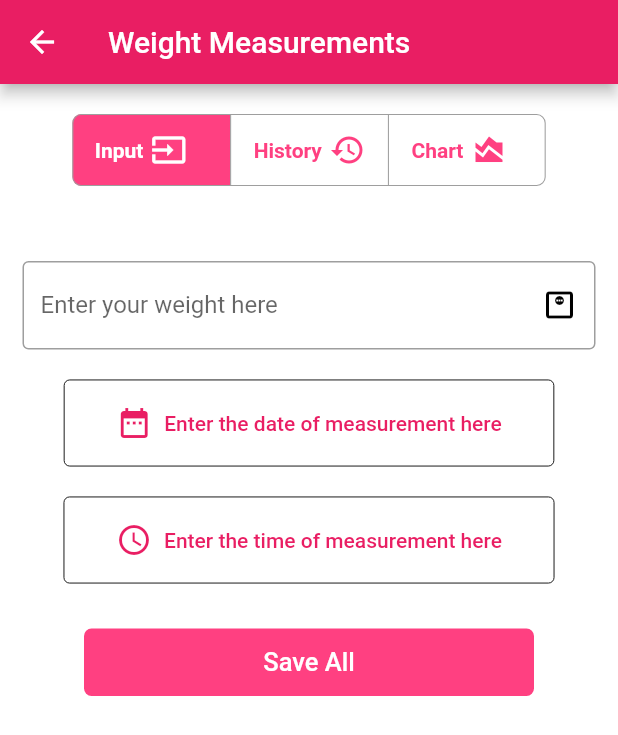
After one commit to oussama379/MyPregnancy_App_Flutter_Offic, a Flutter app: the MeasurementsPage screen opened by its route, after a tap on "Weight", on a phone screen of 412 x 824 dp. The commit adds this screen. Shown: the top 735 px of the screen. Run offline on Flutter 3.47's test engine with Material 2 defaults, Android fonts, the phone set to English and light mode, and no system bars; drawn by our look-alikes of material_segmented_control; our stand-ins replace accordion, connectivity_plus, firebase_auth, firebase_core, firebase_database, flutter_datetime_picker and 5 more; missing offline and left inert: dart:ffi, ff_navigation_bar, flutter_email_sender, flutter_rounded_date_picker, nice_button; accounts and stored records are empty; Roboto replaces fonts that are missing (Sunflower).

Commit message:
Fixes : Weight Measurements Input Tab (Done)

```diff
--- a/lib/locator.dart
+++ b/lib/locator.dart
@@ -7,6 +7,7 @@ import 'package:ma_grossesse/ui/pages/information/repo/monthRepo.dart';
 import 'package:ma_grossesse/ui/pages/login/loginServices.dart';
 import 'package:ma_grossesse/ui/pages/passwordAuth/passwordAuthServices.dart';
 import 'package:ma_grossesse/ui/pages/phr/repo/phrRepo.dart';
+import 'package:ma_grossesse/ui/pages/weightMeasurments/weightRepo.dart';
 import 'package:ma_grossesse/ui/shared/toasts.dart';
 
 final locator  = GetIt.instance;
@@ -19,5 +20,5 @@ void setupDependencyInjection(){
   locator.registerLazySingleton<MonthDao>(() => MonthDao());
   locator.registerLazySingleton<PhrDao>(() => PhrDao());
   locator.registerLazySingleton<HomeServices>(() => HomeServices());
-
+  locator.registerLazySingleton<WeightRepo>(() => WeightRepo());
 }
--- a/lib/main.dart
+++ b/lib/main.dart
@@ -15,11 +15,13 @@ import 'package:ma_grossesse/ui/pages/info.page.dart';
 import 'package:ma_grossesse/ui/pages/info.page2.dart';
 import 'package:ma_grossesse/ui/pages/lastPeriod.page.dart';
 import 'package:ma_grossesse/ui/pages/login.page.dart';
+import 'package:ma_grossesse/ui/pages/measurements.page.dart';
 import 'package:ma_grossesse/ui/pages/passwordAuth.page.dart';
 import 'package:ma_grossesse/ui/pages/phr.page.dart';
 import 'package:ma_grossesse/ui/pages/privacyPolicy.page.dart';
 import 'package:ma_grossesse/ui/pages/recoverPassword.page.dart';
 import 'package:ma_grossesse/ui/pages/settings.page.dart';
+import 'package:ma_grossesse/ui/pages/weightMeasurements.page.dart';
 import 'package:ma_grossesse/ui/sharedServices/checkInternetConnection.dart';
 import './theme/custom_theme.dart';
 import 'package:flutter/services.dart';
@@ -107,6 +109,8 @@ class _MyAppState extends State<MyApp>{
         '/infoPagePage2' : (context) => InfoPage2(),
         '/pHRPage' : (context) => PHRPage(),
         '/lastPeriod' : (context) => LastPeriod(),
+        '/measurements' : (context) => MeasurementsPage(),
+        '/weightMeasurements' : (context) => WeightMeasure(),
       },
       //TODO to be change to route
       initialRoute: route,
--- a/lib/ui/pages/home/widgets/bottomBar.home.dart
+++ b/lib/ui/pages/home/widgets/bottomBar.home.dart
@@ -16,9 +16,13 @@ class _HomeBottomBarState extends State<HomeBottomBar> {
   final _preferencesService = locator.get<PreferencesService>();
   int selectedIndex = 0;
   @override
+
+
+
   Widget build(BuildContext context) {
     return FFNavigationBar(
       theme: FFNavigationBarTheme(
+        //itemWidth: 40.0,
         barBackgroundColor: Colors.white,
         selectedItemBorderColor: Colors.pink,
         selectedItemBackgroundColor: Colors.pinkAccent,
@@ -30,6 +34,9 @@ class _HomeBottomBarState extends State<HomeBottomBar> {
         setState(() {
           selectedIndex = index;
           print(index);
+          if(index == 3){
+            Navigator.pushNamed(context, '/measurements');
+          }
           if(index == 0 ){
             //TODO To be removed
             _preferencesService.deleteDPA();
--- a/lib/ui/pages/home/widgets/roundButton.home.dart
+++ b/lib/ui/pages/home/widgets/roundButton.home.dart
@@ -13,7 +13,7 @@ class RoundButton extends StatelessWidget {
   Widget build(BuildContext context) {
     return Container(
         child: SizedBox.fromSize(
-      size: Size(30, 30), // button width and height
+      size: Size(10, 10), // button width and height
       child: ClipOval(
         child: Material(
           color: color, // button color
@@ -28,7 +28,7 @@ class RoundButton extends StatelessWidget {
                   buttonText,
                   style: TextStyle(
                     color: Colors.white,
-                    fontSize: 12.5,
+                    fontSize: 18,
                     fontWeight: FontWeight.bold,
                   ),
                   //   style: DefaultTextStyle.of(context).style.apply(fontSizeFactor: 2.0),
--- /dev/null
+++ b/lib/ui/pages/measurements.page.dart
@@ -0,0 +1,49 @@
+import 'package:flutter/material.dart';
+
+import 'home/widgets/roundButton.home.dart';
+
+class MeasurementsPage extends StatelessWidget {
+
+  @override
+  Widget build(BuildContext context) {
+    return Scaffold(
+        appBar: AppBar(
+        title: Text('Measurements'),
+    ),
+    body: Center(
+      child: GridView.count(
+        primary: false,
+        padding: const EdgeInsets.all(100),
+        shrinkWrap: true, // to get around infinite size error
+        crossAxisSpacing: 10,
+        mainAxisSpacing: 10,
+        crossAxisCount: 1,
+        children: <Widget>[
+          RoundButton(
+              buttonText: 'Weight',
+              icon: Icon(
+                Icons.monitor_weight,
+                color: Colors.white,
+                size: 45,
+              ),
+              color: Colors.pinkAccent,
+              onTap: () {
+                Navigator.pushNamed(context, '/weightMeasurements');
+              }),
+          RoundButton(
+              buttonText: 'Pressure',
+              icon: Icon(
+                Icons.monitor_heart,
+                color: Colors.white,
+                size: 45,
+              ),
+              color:  Colors.pinkAccent,
+              onTap: () {
+                //Navigator.pushNamed(context, '/infoPagePage2');
+              }),
+        ],
+      ),
+    )
+    );
+  }
+}
--- /dev/null
+++ b/lib/ui/pages/weightMeasurements.page.dart
@@ -0,0 +1,55 @@
+import 'package:flutter/material.dart';
+import 'package:ma_grossesse/ui/pages/weightMeasurments/InputPage.dart';
+import 'package:material_segmented_control/material_segmented_control.dart';
+
+class WeightMeasure extends StatefulWidget {
+  @override
+  State<WeightMeasure> createState() => _WeightMeasureState();
+}
+
+class _WeightMeasureState extends State<WeightMeasure> {
+
+  Map<int, Widget> _children = {
+    0: Row(children: [SizedBox(width: 15,), Text('Input', style: TextStyle(fontWeight: FontWeight.bold),),SizedBox(width: 5,) , Icon(Icons.input),SizedBox(width: 15,)]),
+    1: Row(children: [SizedBox(width: 15,), Text('History', style: TextStyle(fontWeight: FontWeight.bold),),SizedBox(width: 5,) , Icon(Icons.history),SizedBox(width: 15,)]),
+    2: Row(children: [SizedBox(width: 15,), Text('Chart', style: TextStyle(fontWeight: FontWeight.bold),),SizedBox(width: 5,) , Icon(Icons.area_chart),SizedBox(width: 15,)]),
+  };
+  var _currentSelection = 0;
+
+  @override
+  Widget build(BuildContext context) {
+    return Scaffold(
+      appBar: AppBar(
+        title: Text('Weight Measurements'),
+      ),
+      body: SingleChildScrollView(
+            child: Column(
+            mainAxisAlignment: MainAxisAlignment.start,
+            crossAxisAlignment: CrossAxisAlignment.center,
+            children: [
+              MaterialSegmentedControl(
+                children: _children,
+                selectionIndex: _currentSelection,
+                borderColor: Colors.grey,
+                selectedColor: Colors.pinkAccent,
+                unselectedColor: Colors.white,
+                borderRadius: 6.0,
+                verticalOffset: 12.0,
+                horizontalPadding: EdgeInsets.all(20),
+                onSegmentChosen: (index) {
+                  setState(() {
+                    _currentSelection = index as int;
+                  });
+                },
+              ),
+              if(_currentSelection == 0)
+              Center(child : InputPage()),
+              if(_currentSelection == 1)
+              Center(child: Text('History')),
+              if(_currentSelection == 2)
+              Center(child: Text('Chart')),
+            ]),
+      ),
+    );
+  }
+}
--- /dev/null
+++ b/lib/ui/pages/weightMeasurments/InputPage.dart
@@ -0,0 +1,165 @@
+import 'package:flutter/material.dart';
+import 'package:flutter_datetime_picker/flutter_datetime_picker.dart';
+import 'package:intl/intl.dart';
+import 'package:ma_grossesse/ui/pages/weightMeasurments/weightModel.dart';
+import 'package:ma_grossesse/ui/pages/weightMeasurments/weightRepo.dart';
+
+import '../../../locator.dart';
+import '../../shared/toasts.dart';
+
+class InputPage extends StatefulWidget {
+  @override
+  State<InputPage> createState() => _InputPageState();
+}
+
+class _InputPageState extends State<InputPage> {
+  final _formKey = GlobalKey<FormState>();
+  TextEditingController _weight = TextEditingController();
+  final _toast = locator.get<toastMsg>();
+  DateTime? _date = null;
+  DateTime? _time = null;
+  final _weightRepo = locator.get<WeightRepo>();
+
+  @override
+  Widget build(BuildContext context) {
+    return Container(
+        child: Form(
+      key: _formKey,
+      child: Column(
+        children: [
+          Padding(
+              padding:
+                  EdgeInsets.only(left: 15.0, right: 15.0, top: 30, bottom: 0),
+              child: TextFormField(
+                  autofocus: false,
+                  controller: _weight,
+                  validator: (value) {
+                    if (value == null || value.isEmpty) {
+                      return 'Please enter your weight';
+                    }
+                    if (double.parse(value) <= 0) {
+                      return 'Please enter a positive weight';
+                    }
+                    return null;
+                  },
+                  decoration: InputDecoration(
+                    suffixIcon: Icon(
+                      Icons.monitor_weight_outlined,
+                      color: Colors.black,
+                    ),
+                    border: OutlineInputBorder(),
+                    labelText: 'Enter your weight here',
+                    hintText: 'Enter your weight here',
+                  ))),
+          SizedBox(
+            height: 20,
+          ),
+          OutlinedButton.icon(
+            style: OutlinedButton.styleFrom(
+                padding: EdgeInsets.only(
+                    left: 35.0, right: 35.0, top: 17, bottom: 17),
+                side: BorderSide(width: .6)),
+            // foreground
+            onPressed: () {
+              DatePicker.showDatePicker(context,
+                  showTitleActions: true,
+                  theme: DatePickerTheme(
+                    doneStyle: TextStyle(color: Colors.pink, fontSize: 16),
+                  ),
+                  minTime: DateTime(2018, 3, 5),
+                  maxTime: DateTime(2040, 6, 7), onChanged: (date) {
+                print('change $date');
+              }, onConfirm: (date) {
+                setState(() {
+                  if(date.isBefore(DateTime.now()))
+                      _date = date;
+                  else{
+                    _toast.showMsg('Please enter a valid date ');
+                  }
+                });
+                print('confirm $date');
+              }, currentTime: DateTime.now(), locale: LocaleType.en);
+            },
+            label: _date == null
+                ? Text('Enter the date of measurement here')
+                : Text(
+                    DateFormat('yyyy-MM-dd').format(_date!).toString()+' (Tap to change)',
+                    style: TextStyle(color: Colors.pink),
+                  ),
+            icon: const Icon(Icons.date_range),
+          ),
+          SizedBox(
+            height: 20,
+          ),
+          OutlinedButton.icon(
+            style: OutlinedButton.styleFrom(
+                padding: EdgeInsets.only(
+                    left: 35.0, right: 35.0, top: 17, bottom: 17),
+                side: BorderSide(width: .6)),
+            // foreground
+            onPressed: () {
+              DatePicker.showTimePicker(context,
+                  showTitleActions: true,
+                  theme: DatePickerTheme(
+                    doneStyle: TextStyle(color: Colors.pink, fontSize: 16),
+                  ), onChanged: (date) {
+                print('change $date');
+              }, onConfirm: (date) {
+                setState(() {
+                  _time = date;
+                });
+                print('confirm $date');
+              }, currentTime: DateTime.now(), locale: LocaleType.en);
+            },
+            label: _time == null
+                ? Text('Enter the time of measurement here')
+                : Text(
+                    DateFormat.jm().format(_time!).toString() + ' (Tap to change)',
+                    style: TextStyle(color: Colors.pink),
+                  ),
+            icon: const Icon(Icons.watch_later_outlined),
+          ),
+          SizedBox(
+            height: 30,
+          ),
+          Container(
+            height: 45,
+            width: 300,
+            decoration: BoxDecoration(
+              color: Colors.pinkAccent,
+              borderRadius: BorderRadius.circular(5),
+            ),
+            child: TextButton(
+              onPressed: () {
+                if(_date == null || _time == null)
+                  _toast.showMsg('Please fill in all the fields');
+                else {
+                  if (_formKey.currentState!.validate()) {
+                    print("Successful");
+                    WeightModel W = _weightRepo.prepareWeightModel(
+                        double.parse(_weight.text), _date!, _time!);
+                    print(W.toString());
+                    print(W.toJson());
+                    _weightRepo.SaveWeightMeasurements(W.toJson());
+                    _toast.showMsg('Saved Successfully : See History');
+                    setState(() {
+                      _date = null;
+                      _time = null;
+                      _weight.clear();
+                    });
+                  } else {
+                    _toast.showMsg('Please enter your weight');
+                  }
+                }
+              },
+              child: Text(
+                'Save All',
+                style: TextStyle(color: Colors.white, fontSize: 17),
+              ),
+            ),
+          ),
+        ],
+      ),
+    ));
+  }
+}
--- /dev/null
+++ b/lib/ui/pages/weightMeasurments/weightModel.dart
@@ -0,0 +1,28 @@
+import 'package:intl/intl.dart';
+
+class WeightModel {
+  double weight;
+  String date;
+  String time;
+
+  WeightModel(this.weight, this.date, this.time);
+
+
+  WeightModel.fromJson(Map<dynamic, dynamic> json)
+      : weight = json['poids'] as double,
+        date = json['date'] as String,
+        time = json['time'] as String;
+
+  Map<dynamic, dynamic> toJson() =>
+      {
+        'poids': weight,
+        'date': date,
+        'time': time
+      };
+
+
+  @override
+  String toString() {
+    return 'WeightModel{weight: $weight, date: $date, time: $time}';
+  }
+}
--- /dev/null
+++ b/lib/ui/pages/weightMeasurments/weightRepo.dart
@@ -0,0 +1,25 @@
+import 'package:firebase_database/firebase_database.dart';
+import 'package:intl/intl.dart';
+import 'package:ma_grossesse/ui/pages/weightMeasurments/weightModel.dart';
+import '../../../globals.dart' as globals;
+
+
+class WeightRepo {
+
+  WeightModel prepareWeightModel(double weight, DateTime date, DateTime time){
+    String timeToBeSaved = DateFormat.jm().format(time);
+    String dateToBeSaved = DateFormat('dd/MM/yyyy').format(date);
+    double weightToBeSaved = weight;
+    return WeightModel(weightToBeSaved, dateToBeSaved, timeToBeSaved);
+  }
+
+  Future<void> SaveWeightMeasurements(Map<dynamic, dynamic> json) async {
+    String key = FirebaseDatabase.instance.reference().child('Patientes').child(globals.UID.toString()).child("mesures").child("poids").push().key;
+    await FirebaseDatabase.instance.reference().child('Patientes').child(globals.UID.toString()).child("mesures").child("poids").child(key).set(json);
+  }
+
+
+
+
+  WeightRepo();
+}
--- a/pubspec.yaml
+++ b/pubspec.yaml
@@ -59,6 +59,8 @@ dependencies:
   liquid_progress_indicator: ^0.4.0
   ff_navigation_bar: ^0.1.5
   nice_button: ^0.1.7
+  material_segmented_control: ^3.1.2
+  flutter_datetime_picker: ^1.5.1
 
 dev_dependencies:
   flutter_test:
```
Also changed, not shown: pubspec.lock.
